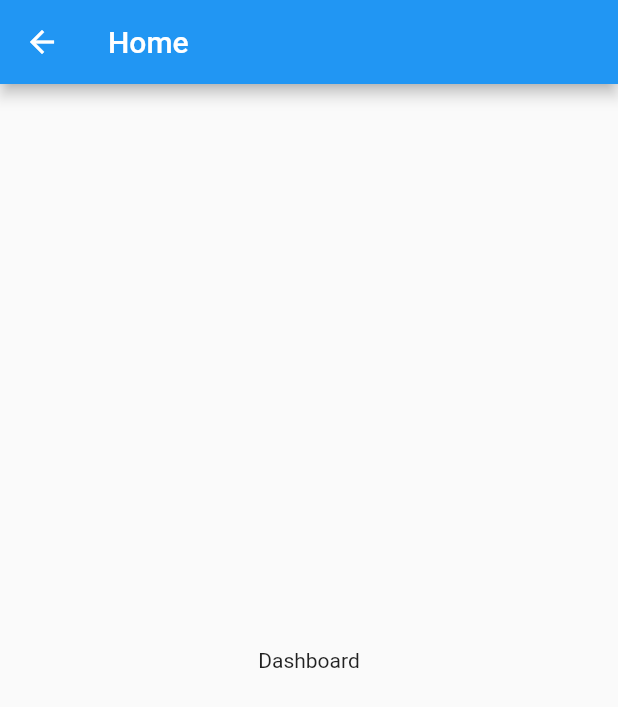
After one commit to EHTarek/blogin, a Flutter app: the HomePage screen opened by its route, on a phone screen of 412 x 824 dp. The commit adds this screen. Shown: the top 707 px of the screen. Run offline on Flutter 3.47's test engine with Material 2 defaults, Android fonts, the phone set to English and light mode, and no system bars; our stand-ins replace bloc, equatable, flutter_bloc.

Commit message:
named route added

```diff
--- a/lib/login/login_bloc.dart
+++ b/lib/login/login_bloc.dart
@@ -1,6 +1,7 @@
 import 'dart:async';
 import 'package:bloc/bloc.dart';
 import 'package:equatable/equatable.dart';
+import 'package:flutter/material.dart';
 import 'package:http/http.dart' as http;
 import 'dart:convert';
 
--- a/lib/main.dart
+++ b/lib/main.dart
@@ -1,7 +1,8 @@
 import 'package:flutter/material.dart';
 import 'package:flutter_bloc/flutter_bloc.dart';
 import 'login/login_bloc.dart';
-import 'login_page.dart';
+import 'pages/home_page.dart';
+import 'pages/login_page.dart';
 
 void main() {
   runApp(LoginApp());
@@ -15,6 +16,10 @@ class LoginApp extends StatelessWidget {
       theme: ThemeData(
         primarySwatch: Colors.blue,
       ),
+      routes: {
+        '/home': (_)=> const HomePage(),
+      },
+
       home: BlocProvider(
         create: (context) => LoginBloc(),
         child: LoginPage(),
--- /dev/null
+++ b/lib/pages/home_page.dart
@@ -0,0 +1,22 @@
+import 'package:flutter/material.dart';
+
+class HomePage extends StatefulWidget {
+  const HomePage({super.key});
+
+  @override
+  State<HomePage> createState() => _HomePageState();
+}
+
+class _HomePageState extends State<HomePage> {
+  @override
+  Widget build(BuildContext context) {
+    return Scaffold(
+      appBar: AppBar(
+        title: const Text('Home'),
+      ),
+      body: const Center(
+        child: Text('Dashboard'),
+      ),
+    );
+  }
+}
--- a/lib/login_page.dart
+++ b/lib/pages/login_page.dart
@@ -1,6 +1,6 @@
 import 'package:flutter/material.dart';
 import 'package:flutter_bloc/flutter_bloc.dart';
-import 'login/login_bloc.dart';
+import '../login/login_bloc.dart';
 
 class LoginPage extends StatefulWidget {
   @override
@@ -33,9 +33,14 @@ class _LoginPageState extends State<LoginPage> {
               SnackBar(content: Text(state.error)),
             );
           } else if (state is LoginSuccess) {
-            ScaffoldMessenger.of(context).showSnackBar(
-              const SnackBar(content: Text('Login successful')),
-            );
+            if (mounted) {
+              ScaffoldMessenger.of(context).showSnackBar(
+                const SnackBar(content: Text('Login successful')),
+              );
+            }
+            // Navigator.pushReplacementNamed(context, '/home');
+            Navigator.pushNamed(context, '/home');
+
             ///
           }
         },
@@ -75,7 +80,8 @@ class _LoginPageState extends State<LoginPage> {
                       child: const Text('Login'),
                     ),
                     const SizedBox(height: 16),
-                    if (state is LoginLoading) const CircularProgressIndicator(),
+                    if (state is LoginLoading)
+                      const CircularProgressIndicator(),
                   ],
                 ),
               ),
```
